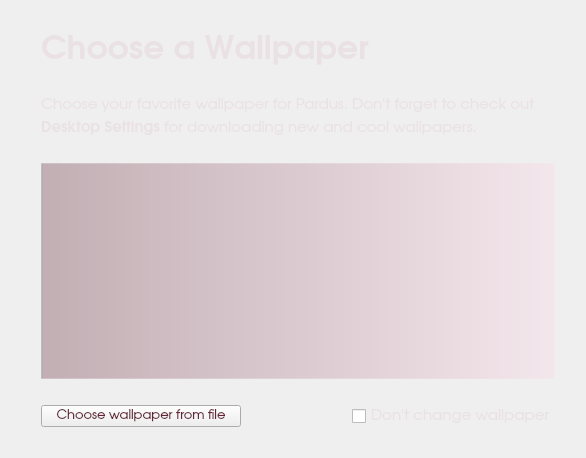
This is kde/kaptan/src/gui/wallpaperWidget.ui in pars-linux/uludag as Qt 5 draws it before an edit. The edited form follows.
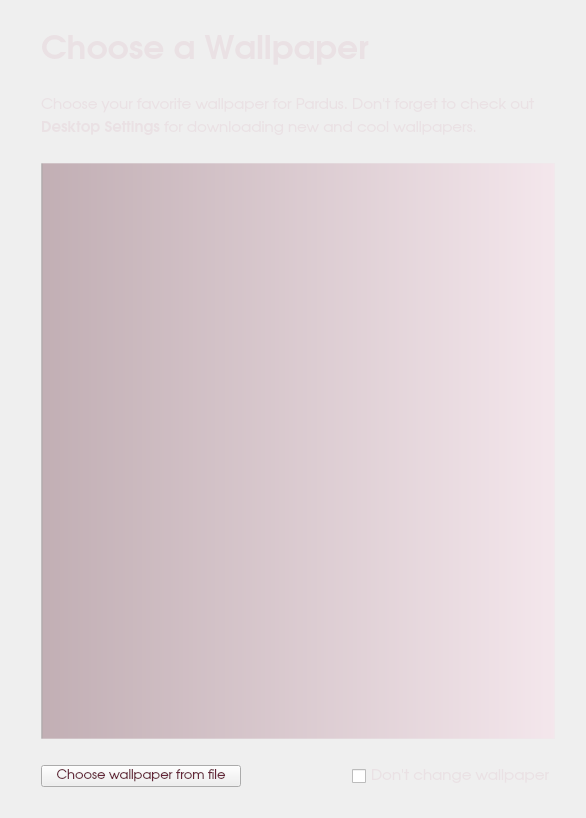
This is the edited form.

Patch:
```diff
--- a/kde/kaptan/src/gui/wallpaperWidget.ui
+++ b/kde/kaptan/src/gui/wallpaperWidget.ui
@@ -7,7 +7,7 @@
     <x>0</x>
     <y>0</y>
     <width>586</width>
-    <height>458</height>
+    <height>818</height>
    </rect>
   </property>
   <property name="windowTitle">
```
